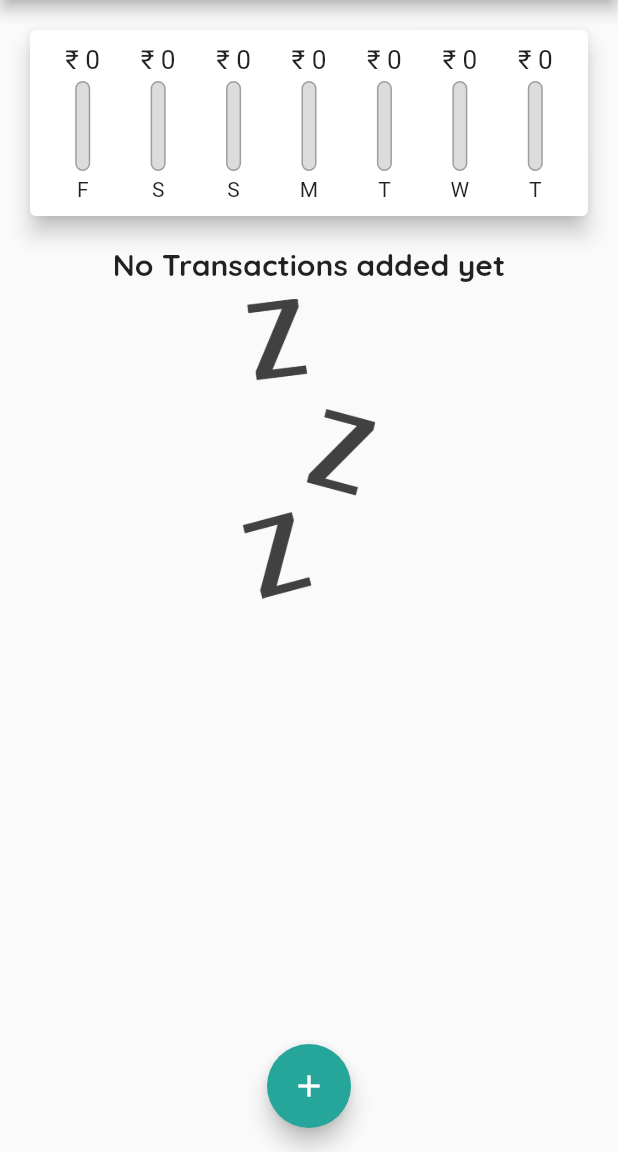
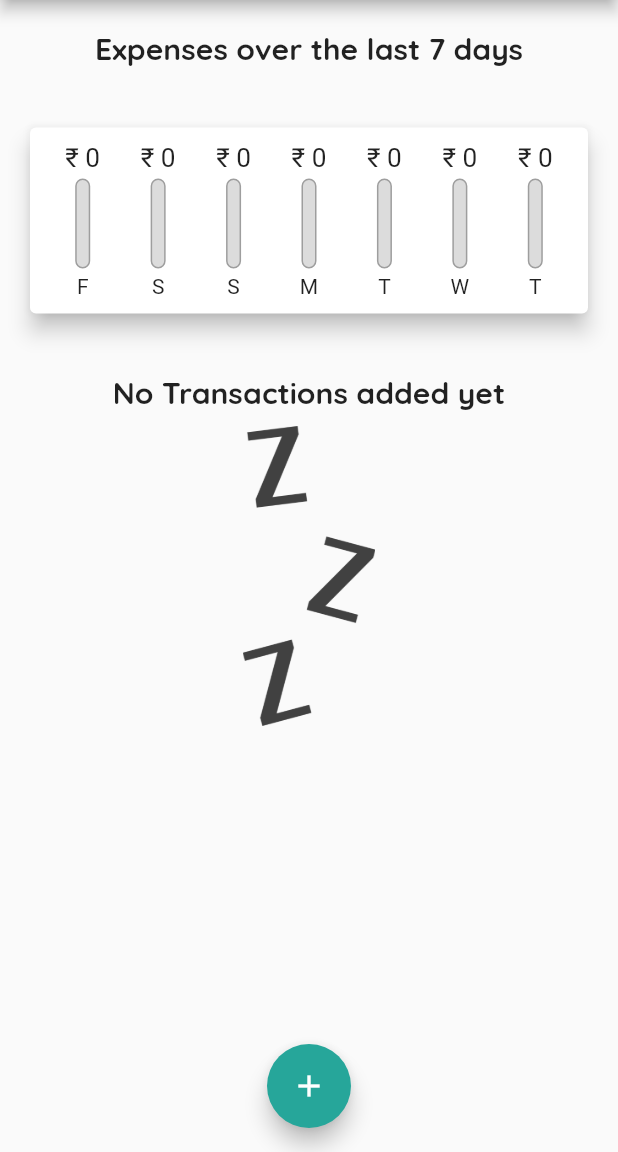
Before and after one commit to Sharan-121/Personal-Expense-Tracker, a Flutter app: the screen it shows after launch, on a phone screen of 412 x 824 dp, the part 84-1236 px from its top. Run offline on Flutter 3.47's test engine with Material 2 defaults, Android fonts, the phone set to English and light mode, and no system bars.

Commit message:
Added delete option

```diff
--- a/lib/main.dart
+++ b/lib/main.dart
@@ -90,6 +90,12 @@ class _MyHomePageState extends State<MyHomePage> {
     return;
   }
 
+  void _deleteTransaction(int index) {
+    setState(() {
+      _transList.removeAt(index);
+    });
+  }
+
   void _startInput(
     BuildContext ctx,
   ) {
@@ -123,8 +129,14 @@ class _MyHomePageState extends State<MyHomePage> {
           mainAxisAlignment: MainAxisAlignment.start,
           crossAxisAlignment: CrossAxisAlignment.center,
           children: <Widget>[
+            Container(
+              margin: EdgeInsets.all(10),
+              padding: EdgeInsets.all(10),
+              child: Text("Expenses over the last 7 days",
+                  style: Theme.of(context).textTheme.headline6),
+            ),
             Chart(_recentTransactions),
-            TransList(_transList),
+            TransList(_transList, _deleteTransaction),
           ],
         ),
       ),
--- a/lib/widgets/transactions_list.dart
+++ b/lib/widgets/transactions_list.dart
@@ -4,15 +4,17 @@ import 'package:intl/intl.dart';
 
 class TransList extends StatelessWidget {
   late List<transaction> transList;
+  final Function _deleteTransaction;
 
-  TransList(this.transList);
+  TransList(this.transList, this._deleteTransaction);
 
   @override
   Widget build(BuildContext context) {
     return Container(
-      height: 400,
+      height: 450,
       child: transList.isEmpty
           ? Column(children: <Widget>[
+              SizedBox(height: 20),
               Text(
                 "No Transactions added yet",
                 style: Theme.of(context).textTheme.headline6,
@@ -27,7 +29,7 @@ class TransList extends StatelessWidget {
               itemBuilder: (context, index) {
                 return Card(
                   elevation: 5,
-                  margin: EdgeInsets.symmetric(vertical: 8, horizontal: 5),
+                  margin: EdgeInsets.all(18),
                   child: ListTile(
                     leading: CircleAvatar(
                       backgroundColor: Theme.of(context).colorScheme.primary,
@@ -58,6 +60,11 @@ class TransList extends StatelessWidget {
                           fontFamily: 'QuickSand',
                           fontWeight: FontWeight.bold),
                     ),
+                    trailing: IconButton(
+                      icon: Icon(Icons.delete),
+                      color: Theme.of(context).errorColor,
+                      onPressed: () => _deleteTransaction(index),
+                    ),
                   ),
                 );
               },
```
Also changed, not shown: lib/widgets/transaction_input.dart (+8 -9 lines).
